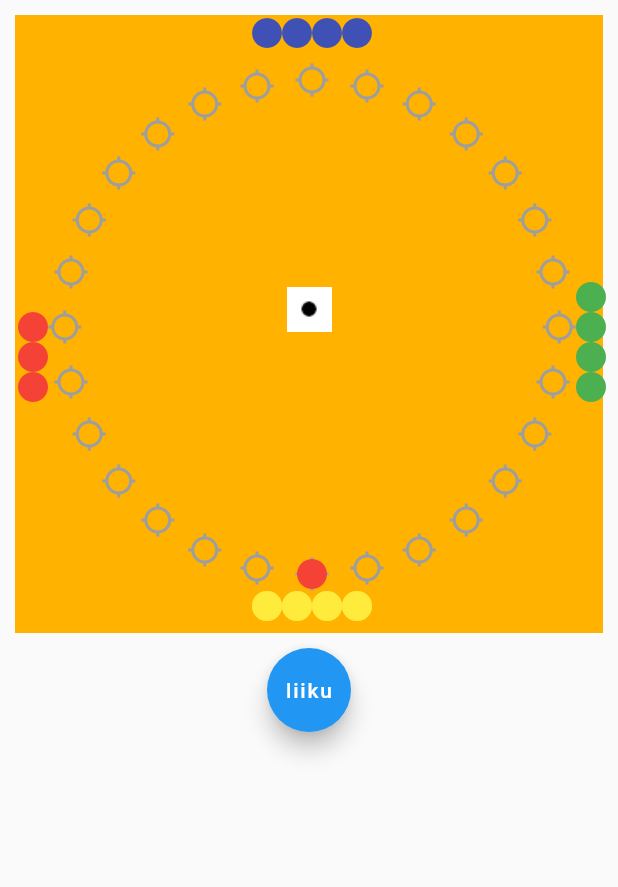
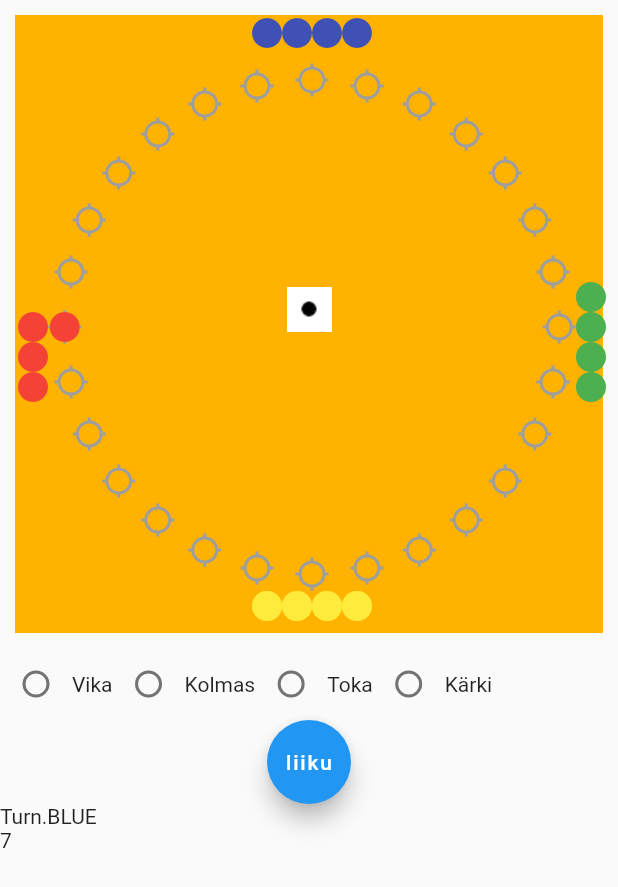
Before and after one commit to Spoam/as-kimble-mobiili, a Flutter app: the GameWindow screen opened by its route, after a tap on "liiku", on a phone screen of 412 x 824 dp. Shown: the top 887 px of the screen. Run offline on Flutter 3.47's test engine with Material 2 defaults, Android fonts, the phone set to English and light mode, and no system bars; statements that could not run were skipped.

Commit message:
added turn system and piece selection

```diff
--- a/lib/game.dart
+++ b/lib/game.dart
@@ -3,6 +3,13 @@ import 'package:kimble/dice.dart';
 import 'package:kimble/piece.dart';
 import 'dart:math';
 
+enum Turn{
+  RED,
+  BLUE,
+  GREEN,
+  YELLOW,
+
+}
 
 class GameWindow extends StatefulWidget {
   GameWindow({Key key, this.title}) : super(key: key);
@@ -18,8 +25,9 @@ class _GameWindowState extends State<GameWindow>{
   List<Positioned> pieceIcons = new List(16);
   List<PieceData> pieceData = new List(16);
   //List<List<double>> board = [[10,10],[20,20],[40,40],[60,60],[80,80],[100,100],[120,120],[140,140]];
-  List<List<double>> board = new List(28*2);
+  List<List<double>> board = new List(28);
   List<Positioned> boardIcons = new List(28);
+  Turn cur = Turn.RED;
 
 
 
@@ -98,28 +106,91 @@ class _GameWindowState extends State<GameWindow>{
     for(int i = 0; i < 16; i++){
       if(i / 4 < 1){
         pieceIcons[i] = _placePiece(sideMargin, width / 2 - pieceSize + pieceSize*i,Colors.red);
-        pieceData[i] = PieceData(0,Colors.red);
+        pieceData[i] = PieceData(21,Colors.red);
 
       }else if(i / 4 < 2){
         pieceIcons[i] = _placePiece(width / 2 - 3*pieceSize + pieceSize * (i-3), topMargin, Colors.indigo);
-        pieceData[i] = PieceData(10,Colors.indigo);
+        pieceData[i] = PieceData(14,Colors.indigo);
 
       }else if(i / 4 < 3){
         pieceIcons[i] = _placePiece(width - pieceSize - sideMargin, width / 2 - 2*pieceSize + pieceSize*(i - 7), Colors.green);
-        pieceData[i] = PieceData(20,Colors.green);
+        pieceData[i] = PieceData(7,Colors.green);
       }else if(i / 4 < 4){
         pieceIcons[i] = _placePiece(width / 2 - pieceSize*3 + pieceSize*(i-11), width - pieceSize, Colors.yellow);
-        pieceData[i] = PieceData(20,Colors.yellow);
+        pieceData[i] = PieceData(0,Colors.yellow);
       }
     }
   }
 
   void _movePiece(int n){
     pieceData[n].steps += diceVal;
-    pieceIcons[n] = _placePiece(board[pieceData[n].steps][0], board[pieceData[n].steps][1], pieceData[n].color);
+    pieceData[n].pos += diceVal;
+    //loop board
+    if(pieceData[n].pos > 27) pieceData[n].pos -= 28;
+
+    pieceIcons[n] = _placePiece(board[pieceData[n].pos][0], board[pieceData[n].pos][1], pieceData[n].color);
+  }
+
+  void _handleTurn(int idx){
+
+    if(cur == Turn.RED){
+      _movePiece(idx);
+      cur = Turn.BLUE;
+    }else if(cur == Turn.BLUE){
+      _movePiece(idx);
+      cur = Turn.GREEN;
+    }else if(cur == Turn.GREEN){
+      _movePiece(idx);
+      cur = Turn.YELLOW;
+    }else if(cur == Turn.YELLOW){
+      _movePiece(idx);
+      cur = Turn.RED;
+    }
+
+    //update selected piece to first piece of next player
+    selectedPiece = _findPiece(3);
+
+  }
+
+  int selectedPiece = 0;
+
+  void _handleRadioValueChange(int value) {
+    setState(() {
+      int _radioValue = value;
+
+      switch (_radioValue) {
+        case 0:
+          selectedPiece = _findPiece(0);
+          break;
+      case 1:
+          selectedPiece = _findPiece(1);
+          break;
+      case 2:
+          selectedPiece = _findPiece(2);
+          break;
+      case 3:
+          selectedPiece = _findPiece(3);
+          break;
+
+    }
+    });
+  }
+
+  int _findPiece(int idx){
+
+    List<List<int>> order = new List(4);
+    int n = 0;
+    for(int i = cur.index * 4; i < cur.index * 4 + 4; i++){
+      order[n] = [pieceData[i].steps,i];
+      n++;
+    }
+    order.sort((a,b) => a[0].compareTo(b[0]));
+    return order[idx][1];
   }
 
   bool first = true;
+
+
 
   Widget build(BuildContext context){
 
@@ -153,19 +224,66 @@ class _GameWindowState extends State<GameWindow>{
       child:_dice(),
     ));
 
+
+
     return Scaffold(
         body:ListView(
           children:[
             Stack(
               children:all,
             ),
+            Row(
+              children: <Widget>[
+                Radio(
+                value: 0,
+                  groupValue: -1,
+                  onChanged: _handleRadioValueChange,
+                ),
+                Text(
+                    'Vika',
+                ),
+
+                Radio(
+                  value: 1,
+                  groupValue: -1,
+                  onChanged: _handleRadioValueChange,
+                ),
+                Text(
+                  'Kolmas',
+                ),
+
+                Radio(
+                  value: 2,
+                  groupValue: -1,
+                  onChanged: _handleRadioValueChange,
+                ),
+                Text(
+                  'Toka',
+                ),
+                Radio(
+                  value: 3,
+                  groupValue: -1,
+                  onChanged: _handleRadioValueChange,
+                ),
+                Text(
+                  'Kärki',
+                ),
+
+
+              ],
+
+            ),
             FloatingActionButton(
               onPressed:(){
-                  setState(() {});
-                  _movePiece(0);
+                setState(() {
+                  _handleTurn(selectedPiece);
+                });
               },
               child:Text('liiku'),
-              )
+            ),
+            Text('$cur'),
+            Text('$selectedPiece'),
+
           ],
         )
     );
--- a/lib/piece.dart
+++ b/lib/piece.dart
@@ -2,9 +2,10 @@ import 'package:flutter/material.dart';
 
 class PieceData {
 
-  PieceData(this.steps,this.color);
+  PieceData(this.pos,this.color);
   Color color;
-  int steps;
+  int steps = 0;
+  int pos;
   bool atHome = true;
   bool isMine = false;
 
```
Lines whose indentation alone changed are shown as unchanged.
